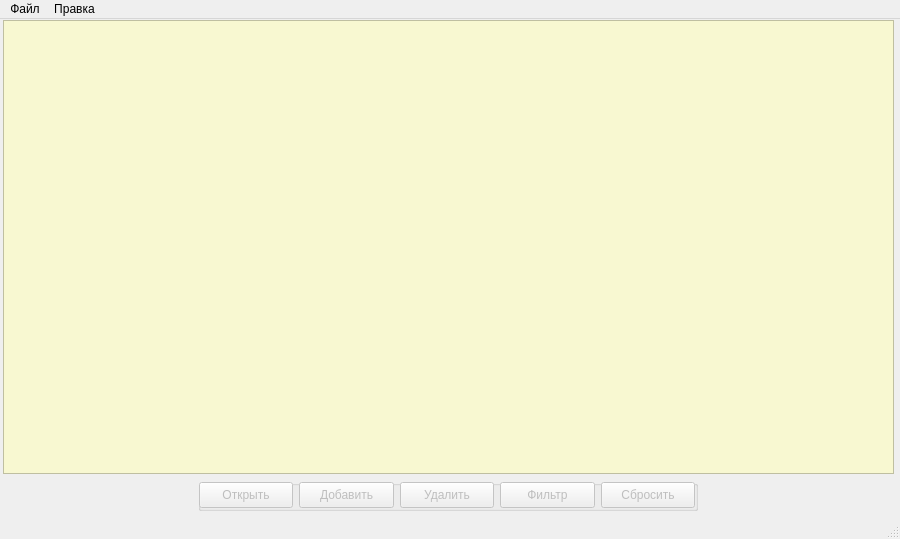
moisizz/Rehab-Database-Client, file main_window.ui: the form before one commit.
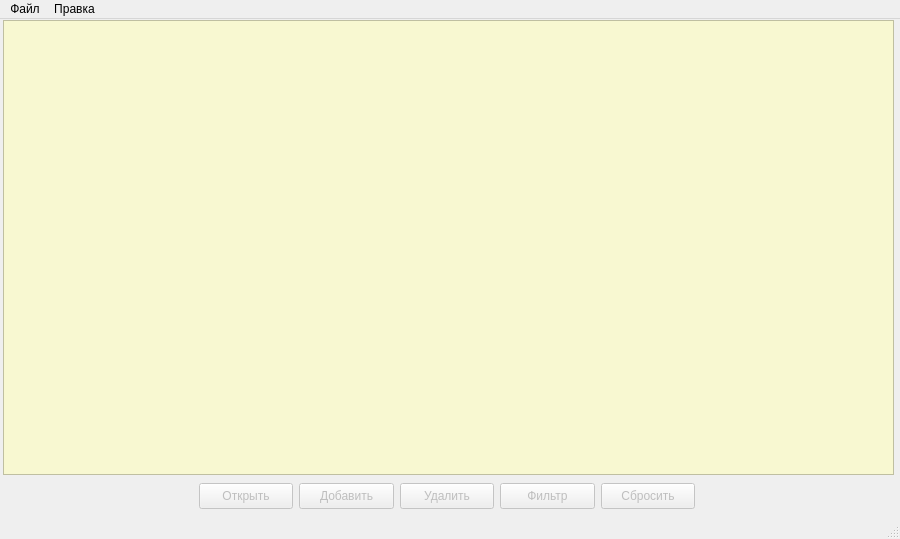
The form after the commit. Icons and pictures are not drawn.

```diff
--- a/main_window.ui
+++ b/main_window.ui
@@ -31,10 +31,10 @@
      <item>
       <widget class="QTableWidget" name="mainTable">
        <property name="autoFillBackground">
-        <bool>false</bool>
+        <bool>true</bool>
        </property>
        <property name="styleSheet">
-        <string notr="true">background-color: rgb(248, 248, 209);</string>
+        <string notr="true">#mainTable {background-color: rgb(248, 248, 209);}</string>
        </property>
        <property name="frameShadow">
         <enum>QFrame::Sunken</enum>
@@ -84,6 +84,9 @@
            <height>16777215</height>
           </size>
          </property>
+         <property name="styleSheet">
+          <string notr="true">#buttonBox {border: none;}</string>
+         </property>
          <property name="title">
           <string/>
          </property>
```
